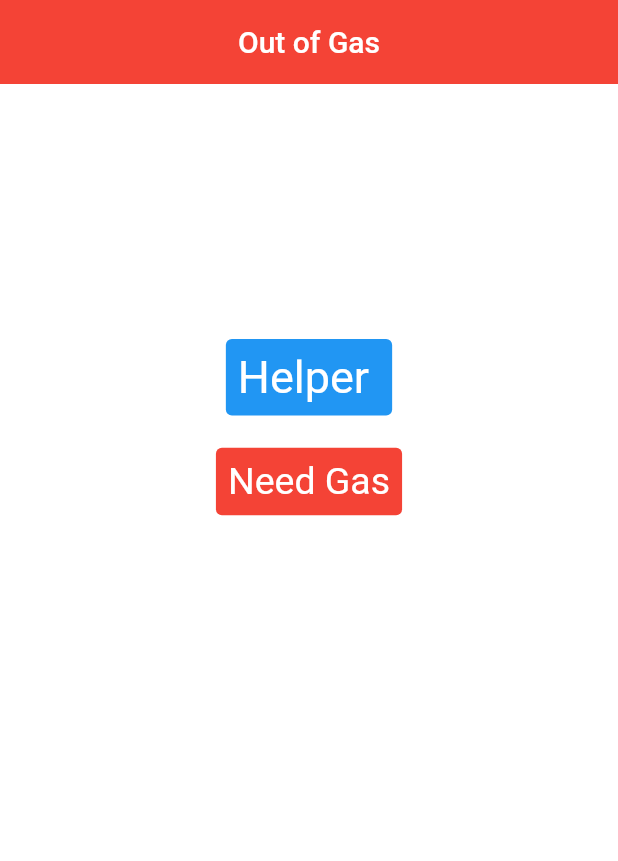
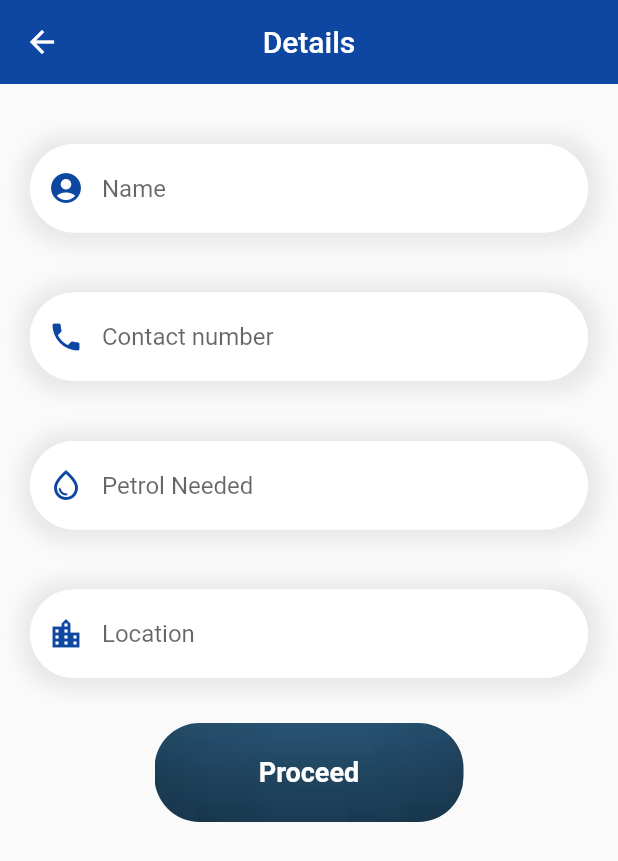
Before and after one commit to vikepk/out_of_gas, a Flutter app: the screen it shows after launch, after a tap on "Need Gas", on a phone screen of 412 x 824 dp. Shown: the top 861 px of the screen. Run offline on Flutter 3.47's test engine with Material 2 defaults, Android fonts, the phone set to English and light mode, and no system bars; our stand-ins replace geolocator.

Commit message:
Need Gas Page added--> Form User Input

```diff
--- a/lib/main.dart
+++ b/lib/main.dart
@@ -8,6 +8,7 @@ import 'package:out_of_gas/services/map_utils.dart';
 import 'package:out_of_gas/services/map.dart';
 import 'package:out_of_gas/pages/first_page.dart';
 import 'package:out_of_gas/pages/helper_page.dart';
+import 'package:out_of_gas/pages/need_gas.dart';
 
 void main() => runApp(MaterialApp(
       debugShowCheckedModeBanner: false,
@@ -16,5 +17,7 @@ void main() => runApp(MaterialApp(
         '/map': (context) => Map(),
         '/helper': (context) => Helper(),
         '/first': (context) => HomePage(),
+        '/location': (context) => Currentlocation(),
+        '/need_gas': (context) => Need_Gas(),
       },
     ));
--- a/lib/pages/first_page.dart
+++ b/lib/pages/first_page.dart
@@ -49,7 +49,9 @@ class HomePage extends StatelessWidget {
                     style: TextButton.styleFrom(
                         backgroundColor: Colors.red,
                         textStyle: const TextStyle(fontSize: 25)),
-                    onPressed: () {},
+                    onPressed: () {
+                      Navigator.pushNamed(context, '/need_gas');
+                    },
                     child: Text(
                       "Need Gas",
                       style: TextStyle(color: Colors.white),
--- /dev/null
+++ b/lib/pages/need_gas.dart
@@ -0,0 +1,256 @@
+import 'package:flutter/material.dart';
+
+import 'package:out_of_gas/splash_screen.dart';
+
+import 'package:out_of_gas/services/current_location.dart';
+
+import 'package:out_of_gas/services/map_utils.dart';
+import 'package:out_of_gas/services/map.dart';
+import 'package:out_of_gas/pages/first_page.dart';
+import 'package:out_of_gas/pages/helper_page.dart';
+
+class Need_Gas extends StatefulWidget {
+  const Need_Gas({super.key});
+
+  @override
+  State<Need_Gas> createState() => _Need_GasState();
+}
+
+bool _validate = false;
+var name = TextEditingController();
+var number = TextEditingController();
+var petrol_needed = TextEditingController();
+var location = TextEditingController();
+
+class _Need_GasState extends State<Need_Gas> {
+  @override
+  Widget build(BuildContext context) {
+    double w = MediaQuery.of(context).size.width;
+    double h = MediaQuery.of(context).size.height;
+
+    return Scaffold(
+      appBar: AppBar(
+        backgroundColor: Colors.blue[900],
+        title: Text("Details"),
+        centerTitle: true,
+        elevation: 0,
+      ),
+      body: SingleChildScrollView(
+        child: Column(
+          children: [
+            SizedBox(
+              height: 40,
+            ),
+            Padding(
+              padding: const EdgeInsets.fromLTRB(20, 0, 20, 0),
+              child: Container(
+                decoration: BoxDecoration(
+                    color: Colors.white,
+                    borderRadius: BorderRadius.circular(30),
+                    boxShadow: [
+                      BoxShadow(
+                          blurRadius: 10,
+                          spreadRadius: 7,
+                          offset: Offset(1, 1),
+                          color: Colors.grey.withOpacity(0.2))
+                    ]),
+                child: TextFormField(
+                    validator: (value) {
+                      if (value == null || value.isEmpty) {
+                        return 'Please enter some text';
+                      }
+                      return null;
+                    },
+                    controller: name,
+                    decoration: InputDecoration(
+                        prefixIcon: Icon(
+                          Icons.account_circle,
+                          color: Colors.blue[900],
+                        ),
+                        //labelText: "Name",
+                        errorText: _validate ? 'Name is Required' : null,
+                        hintText: "Name",
+                        focusedBorder: OutlineInputBorder(
+                            borderRadius: BorderRadius.circular(30),
+                            borderSide:
+                                BorderSide(color: Colors.white, width: 1.0)),
+                        enabledBorder: OutlineInputBorder(
+                            borderRadius: BorderRadius.circular(30),
+                            borderSide:
+                                BorderSide(color: Colors.white, width: 1.0)))),
+              ),
+            ),
+            SizedBox(
+              height: 40,
+            ),
+            Padding(
+              padding: const EdgeInsets.fromLTRB(20, 0, 20, 0),
+              child: Container(
+                decoration: BoxDecoration(
+                    color: Colors.white,
+                    borderRadius: BorderRadius.circular(30),
+                    boxShadow: [
+                      BoxShadow(
+                          blurRadius: 10,
+                          spreadRadius: 7,
+                          offset: Offset(1, 1),
+                          color: Colors.grey.withOpacity(0.2))
+                    ]),
+                child: TextFormField(
+                    validator: (value) {
+                      if (value == null || value.isEmpty) {
+                        return 'Please enter some text';
+                      }
+                      return null;
+                    },
+                    controller: number,
+                    decoration: InputDecoration(
+                        prefixIcon: Icon(
+                          Icons.phone,
+                          color: Colors.blue[900],
+                        ),
+                        // labelText: "Ph.Number",
+                        errorText:
+                            _validate ? 'Contact Number is required' : null,
+                        hintText: "Contact number",
+                        focusedBorder: OutlineInputBorder(
+                            borderRadius: BorderRadius.circular(30),
+                            borderSide:
+                                BorderSide(color: Colors.white, width: 1.0)),
+                        enabledBorder: OutlineInputBorder(
+                            borderRadius: BorderRadius.circular(30),
+                            borderSide:
+                                BorderSide(color: Colors.white, width: 1.0)))),
+              ),
+            ),
+            SizedBox(
+              height: 40,
+            ),
+            Padding(
+              padding: const EdgeInsets.fromLTRB(20, 0, 20, 0),
+              child: Container(
+                decoration: BoxDecoration(
+                    color: Colors.white,
+                    borderRadius: BorderRadius.circular(30),
+                    boxShadow: [
+                      BoxShadow(
+                          blurRadius: 10,
+                          spreadRadius: 7,
+                          offset: Offset(1, 1),
+                          color: Colors.grey.withOpacity(0.2))
+                    ]),
+                child: TextFormField(
+                    validator: (value) {
+                      if (value == null || value.isEmpty) {
+                        return 'Please enter some text';
+                      }
+                      return null;
+                    },
+                    controller: petrol_needed,
+                    decoration: InputDecoration(
+                        prefixIcon: Icon(
+                          Icons.water_drop_outlined,
+                          color: Colors.blue[900],
+                        ),
+                        // labelText: "Blood Group",
+                        errorText:
+                            _validate ? 'Petrol Quantity is Required' : null,
+                        hintText: "Petrol Needed",
+                        focusedBorder: OutlineInputBorder(
+                            borderRadius: BorderRadius.circular(30),
+                            borderSide:
+                                BorderSide(color: Colors.white, width: 1.0)),
+                        enabledBorder: OutlineInputBorder(
+                            borderRadius: BorderRadius.circular(30),
+                            borderSide:
+                                BorderSide(color: Colors.white, width: 1.0)))),
+              ),
+            ),
+            SizedBox(
+              height: 40,
+            ),
+            Padding(
+              padding: const EdgeInsets.fromLTRB(20, 0, 20, 0),
+              child: Container(
+                decoration: BoxDecoration(
+                    color: Colors.white,
+                    borderRadius: BorderRadius.circular(30),
+                    boxShadow: [
+                      BoxShadow(
+                          blurRadius: 10,
+                          spreadRadius: 7,
+                          offset: Offset(1, 1),
+                          color: Colors.grey.withOpacity(0.2))
+                    ]),
+                child: TextFormField(
+                    validator: (value) {
+                      if (value == null || value.isEmpty) {
+                        return 'Please enter some text';
+                      }
+                      return null;
+                    },
+                    controller: location,
+                    decoration: InputDecoration(
+                        prefixIcon: Icon(
+                          Icons.location_city,
+                          color: Colors.blue[900],
+                        ),
+                        // labelText: "Address",
+                        errorText: _validate ? 'Location is required' : null,
+                        hintText: "Location",
+                        focusedBorder: OutlineInputBorder(
+                            borderRadius: BorderRadius.circular(30),
+                            borderSide:
+                                BorderSide(color: Colors.white, width: 1.0)),
+                        enabledBorder: OutlineInputBorder(
+                            borderRadius: BorderRadius.circular(30),
+                            borderSide:
+                                BorderSide(color: Colors.white, width: 1.0)))),
+              ),
+            ),
+            SizedBox(
+              height: 30,
+            ),
+            GestureDetector(
+              onTap: () {
+                setState(() {
+                  name.text.isEmpty ? _validate = true : _validate = false;
+                  number.text.isEmpty ? _validate = true : _validate = false;
+                  petrol_needed.text.isEmpty
+                      ? _validate = true
+                      : _validate = false;
+                  location.text.isEmpty ? _validate = true : _validate = false;
+                  //hosp_name.text.isEmpty ? _validate = true : _validate = false;
+                });
+                if (name.text != "" &&
+                    number.text != "" &&
+                    petrol_needed.text != "" &&
+                    location.text != "") {
+                  print("Oki");
+                }
+              },
+              child: Container(
+                  width: w * 0.5,
+                  height: h * 0.08,
+                  decoration: BoxDecoration(
+                      borderRadius: BorderRadius.circular(30),
+                      image: DecorationImage(
+                          image: AssetImage("assets/img1.png"),
+                          fit: BoxFit.cover)),
+                  child: Center(
+                    child: Text(
+                      "Proceed",
+                      style: TextStyle(
+                        fontSize: 18,
+                        fontWeight: FontWeight.bold,
+                        color: Colors.white,
+                      ),
+                    ),
+                  )),
+            ),
+          ],
+        ),
+      ),
+    );
+  }
+}
--- a/pubspec.yaml
+++ b/pubspec.yaml
@@ -65,9 +65,8 @@ flutter:
   uses-material-design: true
 
   # To add assets to your application, add an assets section, like this:
-  # assets:
-  #   - images/a_dot_burr.jpeg
-  #   - images/a_dot_ham.jpeg
+  assets:
+    - assets/img1.png
 
   # An image asset can refer to one or more resolution-specific "variants", see
   # https://flutter.dev/assets-and-images/#resolution-aware
```
Also changed, not shown: assets/img1.png (added).
